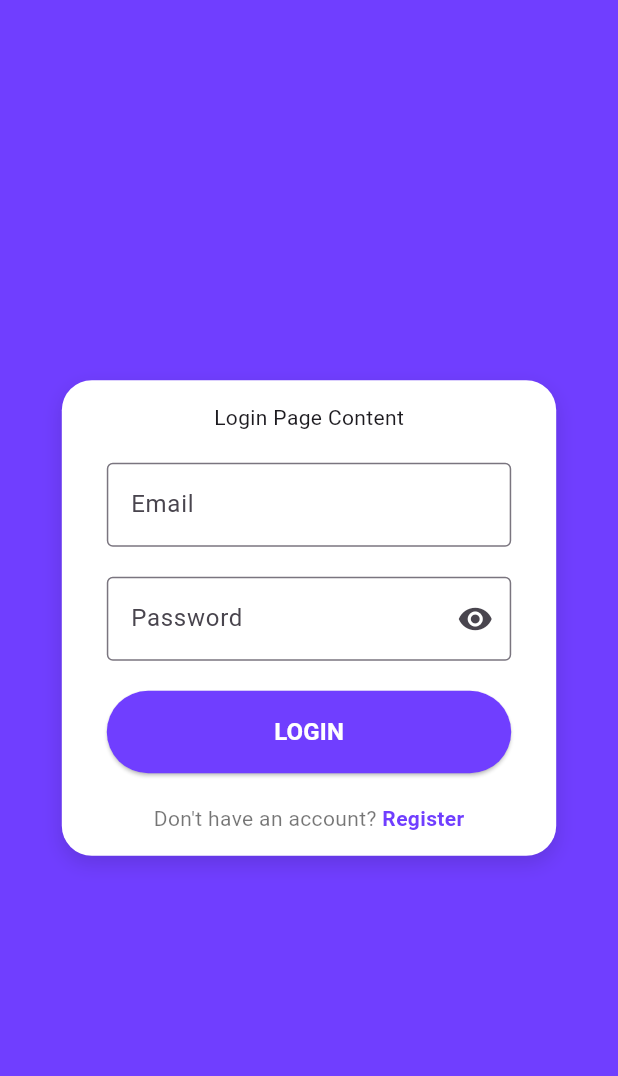
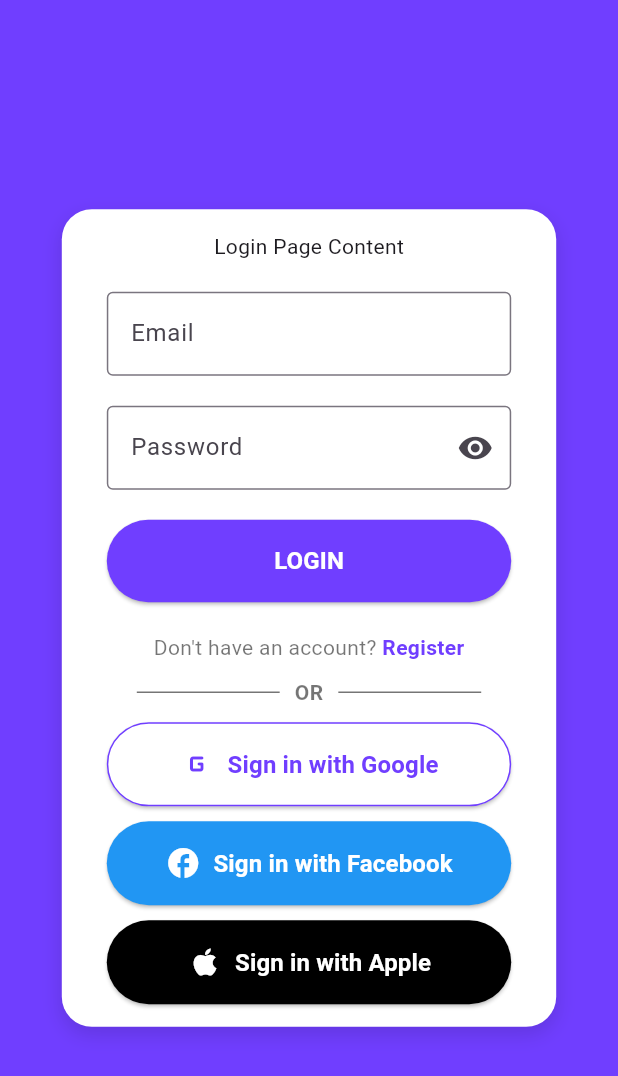
Before and after one commit to dhgcat010397/dhgc_chat_app, a Flutter app: the screen it shows after launch, on a phone screen of 412 x 824 dp. Shown: the top 1076 px of the screen. Run offline on Flutter 3.47's test engine with Material 3 defaults, Android fonts, the light colour scheme and no system bars; our stand-ins replace cached_network_image, equatable, firebase_core, flutter_bloc, freezed_annotation, get_it; accounts and stored records are empty; generated files the repository leaves out were written again.

Commit message:
update UI Login Page
- login with Google account
- login with Facebook account
- login with Apple account

```diff
--- a/lib/src/features/auth/presentation/views/login_page.dart
+++ b/lib/src/features/auth/presentation/views/login_page.dart
@@ -1,4 +1,5 @@
 import 'package:dhgc_chat_app/src/core/utils/validators/input_validators.dart';
+import 'package:dhgc_chat_app/src/features/auth/presentation/widgets/text_divider.dart';
 import 'package:dhgc_chat_app/src/features/auth/presentation/widgets/password_textfield.dart';
 import 'package:flutter/material.dart';
 import 'package:flutter/gestures.dart';
@@ -81,6 +82,12 @@ class _LoginPageState extends State<LoginPage> {
                   _buildLoginButton(),
                   const SizedBox(height: 20),
                   _buildRegisterButton(),
+                  TextDivider(),
+                  _loginWithGoogleButton(),
+                  const SizedBox(height: 10),
+                  _loginWithFacebookButton(),
+                  const SizedBox(height: 10),
+                  _loginWithAppleButton(),
                 ],
               ),
             ),
@@ -158,4 +165,90 @@ class _LoginPageState extends State<LoginPage> {
       ),
     );
   }
+
+  Widget _loginWithGoogleButton() {
+    return SizedBox(
+      width: double.infinity,
+      child: ElevatedButton.icon(
+        onPressed: () {
+          // Handle Google sign-in action
+        },
+        style: ElevatedButton.styleFrom(
+          padding: const EdgeInsets.symmetric(vertical: 16),
+          shape: RoundedRectangleBorder(
+            borderRadius: BorderRadius.circular(30.0),
+          ),
+          backgroundColor: Colors.white,
+          side: BorderSide(color: AppColors.primaryColor),
+        ),
+        icon: const Icon(
+          Icons.g_mobiledata_rounded,
+          color: AppColors.primaryColor,
+          size: 24.0,
+        ),
+        label: const Text(
+          'Sign in with Google',
+          style: TextStyle(
+            color: AppColors.primaryColor,
+            fontWeight: FontWeight.bold,
+            fontSize: 16.0,
+          ),
+        ),
+      ),
+    );
+  }
+
+  Widget _loginWithFacebookButton() {
+    return SizedBox(
+      width: double.infinity,
+      child: ElevatedButton.icon(
+        onPressed: () {
+          // Handle Facebook sign-in action
+        },
+        style: ElevatedButton.styleFrom(
+          padding: const EdgeInsets.symmetric(vertical: 16),
+          shape: RoundedRectangleBorder(
+            borderRadius: BorderRadius.circular(30.0),
+          ),
+          backgroundColor: Colors.blue,
+        ),
+        icon: const Icon(Icons.facebook, color: Colors.white, size: 24.0),
+        label: const Text(
+          'Sign in with Facebook',
+          style: TextStyle(
+            color: Colors.white,
+            fontWeight: FontWeight.bold,
+            fontSize: 16.0,
+          ),
+        ),
+      ),
+    );
+  }
+
+  Widget _loginWithAppleButton() {
+    return SizedBox(
+      width: double.infinity,
+      child: ElevatedButton.icon(
+        onPressed: () {
+          // Handle Apple sign-in action
+        },
+        style: ElevatedButton.styleFrom(
+          padding: const EdgeInsets.symmetric(vertical: 16),
+          shape: RoundedRectangleBorder(
+            borderRadius: BorderRadius.circular(30.0),
+          ),
+          backgroundColor: Colors.black,
+        ),
+        icon: const Icon(Icons.apple, color: Colors.white, size: 24.0),
+        label: const Text(
+          'Sign in with Apple',
+          style: TextStyle(
+            color: Colors.white,
+            fontWeight: FontWeight.bold,
+            fontSize: 16.0,
+          ),
+        ),
+      ),
+    );
+  }
 }
--- /dev/null
+++ b/lib/src/features/auth/presentation/widgets/text_divider.dart
@@ -0,0 +1,48 @@
+import 'package:flutter/material.dart';
+
+class TextDivider extends StatelessWidget {
+  const TextDivider({
+    super.key,
+    this.text = "OR",
+    this.textStyle = const TextStyle(
+      color: Colors.black54,
+      fontWeight: FontWeight.bold,
+    ),
+    this.backgroundColor = Colors.white,
+    this.dividerColor = Colors.black54,
+    this.height = 40.0,
+    this.thickness = 1.0,
+    this.indent = 20.0,
+    this.endIndent = 20.0,
+  });
+
+  final String text;
+  final TextStyle textStyle;
+  final Color backgroundColor;
+  final Color dividerColor;
+  final double height;
+  final double thickness;
+  final double indent;
+  final double endIndent;
+
+  @override
+  Widget build(BuildContext context) {
+    return Stack(
+      alignment: Alignment.center,
+      children: [
+        Divider(
+          color: dividerColor,
+          height: height,
+          thickness: thickness,
+          indent: indent,
+          endIndent: endIndent,
+        ),
+        Container(
+          padding: const EdgeInsets.symmetric(horizontal: 10),
+          color: backgroundColor,
+          child: Text(text, style: textStyle),
+        ),
+      ],
+    );
+  }
+}
```
